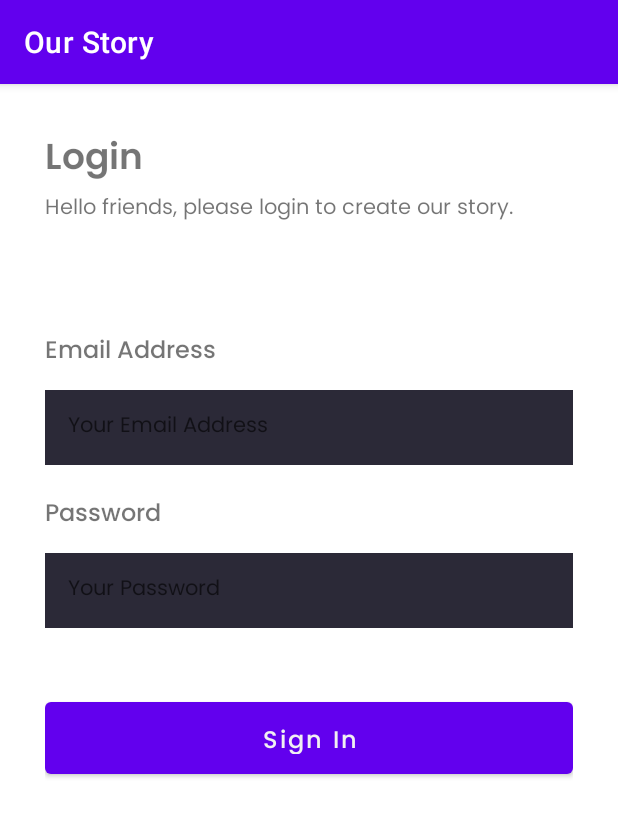
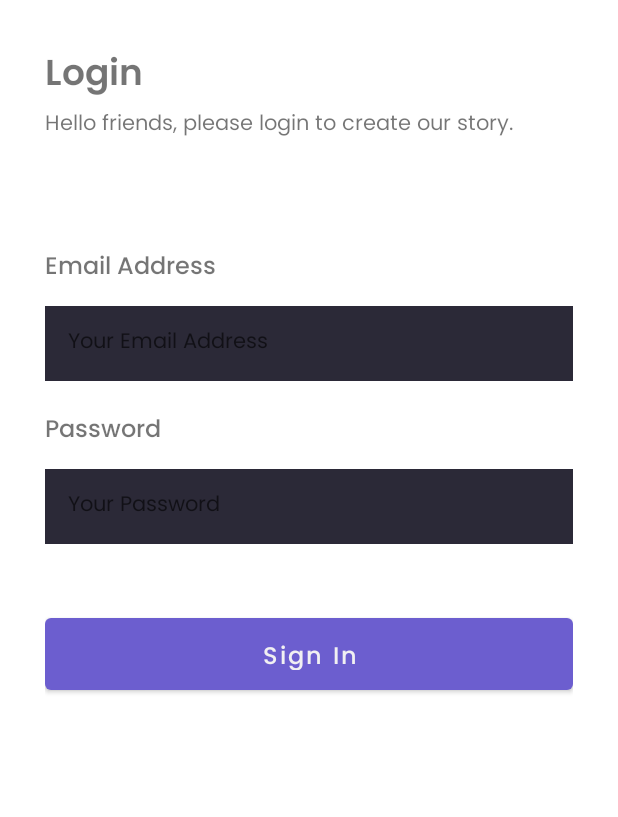
Before and after one commit to gonexwind/our_story, an Android app: the screen it shows after launch (LoginActivity), on a phone screen of 412 x 824 dp. Shown: the top 817 px of the screen. Run offline under Robolectric (Android 15) with nearby library versions, the phone set to English and light mode, and no system bars.

Commit message:
fix manifest and dark theme

```diff
--- a/app/src/main/AndroidManifest.xml
+++ b/app/src/main/AndroidManifest.xml
@@ -18,9 +18,6 @@
                 <category android:name="android.intent.category.LAUNCHER" />
             </intent-filter>
         </activity>
-        <meta-data
-            android:name="preloaded_fonts"
-            android:resource="@array/preloaded_fonts" />
     </application>
 
 </manifest>
--- a/app/src/main/res/values-night/themes.xml
+++ b/app/src/main/res/values-night/themes.xml
@@ -1,6 +1,6 @@
 <resources xmlns:tools="http://schemas.android.com/tools">
     <!-- Base application theme. -->
-    <style name="Theme.OurStory" parent="Theme.MaterialComponents.DayNight.DarkActionBar">
+    <style name="Theme.OurStory" parent="Theme.MaterialComponents.DayNight.NoActionBar">
         <!-- Primary brand color. -->
         <item name="colorPrimary">@color/primary_color</item>
         <item name="colorPrimaryVariant">@color/bg_color_1</item>
--- a/app/src/main/res/values/themes.xml
+++ b/app/src/main/res/values/themes.xml
@@ -1,14 +1,14 @@
 <resources xmlns:tools="http://schemas.android.com/tools">
     <!-- Base application theme. -->
-    <style name="Theme.OurStory" parent="Theme.MaterialComponents.DayNight.DarkActionBar">
+    <style name="Theme.OurStory" parent="Theme.MaterialComponents.DayNight.NoActionBar">
         <!-- Primary brand color. -->
-        <item name="colorPrimary">@color/purple_500</item>
-        <item name="colorPrimaryVariant">@color/purple_700</item>
-        <item name="colorOnPrimary">@color/white</item>
+        <item name="colorPrimary">@color/primary_color</item>
+        <item name="colorPrimaryVariant">@color/bg_color_1</item>
+        <item name="colorOnPrimary">@color/bg_color_1</item>
         <!-- Secondary brand color. -->
-        <item name="colorSecondary">@color/teal_200</item>
-        <item name="colorSecondaryVariant">@color/teal_700</item>
-        <item name="colorOnSecondary">@color/black</item>
+        <item name="colorSecondary">@color/secondary_color</item>
+        <item name="colorSecondaryVariant">@color/secondary_color</item>
+        <item name="colorOnSecondary">@color/bg_color_1</item>
         <!-- Status bar color. -->
         <item name="android:statusBarColor" tools:targetApi="l">?attr/colorPrimaryVariant</item>
         <!-- Customize your theme here. -->
```
